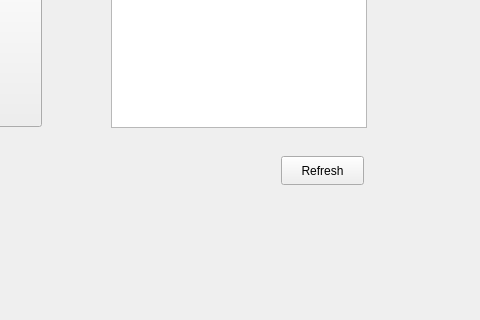
Qt form mainwindow.ui (TryTask/TryTask) before a commit; both pictures show x 239 to 719 and y 154 to 474 of the 1118 by 641 pixel window.
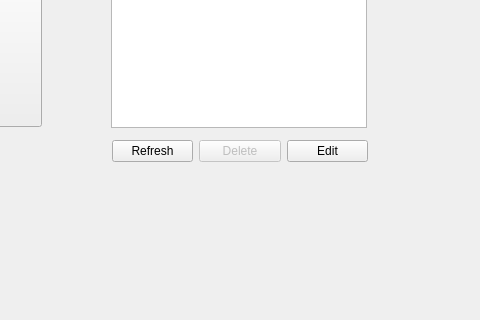
The same form after that commit. The open tabs and pages were chosen to show the change. Icons and pictures are not drawn.

Commit message: feat-add-delete-and-edit

Diff of the .ui file:
```diff
--- a/mainwindow.ui
+++ b/mainwindow.ui
@@ -165,18 +165,41 @@
        </rect>
       </property>
      </widget>
-     <widget class="QPushButton" name="refreshTasksButton">
+     <widget class="QWidget" name="">
       <property name="geometry">
        <rect>
-        <x>520</x>
-        <y>310</y>
-        <width>83</width>
-        <height>29</height>
+        <x>351</x>
+        <y>290</y>
+        <width>256</width>
+        <height>31</height>
        </rect>
       </property>
-      <property name="text">
-       <string>Refresh</string>
-      </property>
+      <layout class="QHBoxLayout" name="horizontalLayout_3">
+       <item>
+        <widget class="QPushButton" name="refreshTasksButton">
+         <property name="text">
+          <string>Refresh</string>
+         </property>
+        </widget>
+       </item>
+       <item>
+        <widget class="QPushButton" name="deleteTaskButton">
+         <property name="enabled">
+          <bool>false</bool>
+         </property>
+         <property name="text">
+          <string>Delete</string>
+         </property>
+        </widget>
+       </item>
+       <item>
+        <widget class="QPushButton" name="EditButton">
+         <property name="text">
+          <string>Edit</string>
+         </property>
+        </widget>
+       </item>
+      </layout>
      </widget>
     </widget>
     <widget class="QWidget" name="pageRegister">
```
The commit also changes 5 other files.
